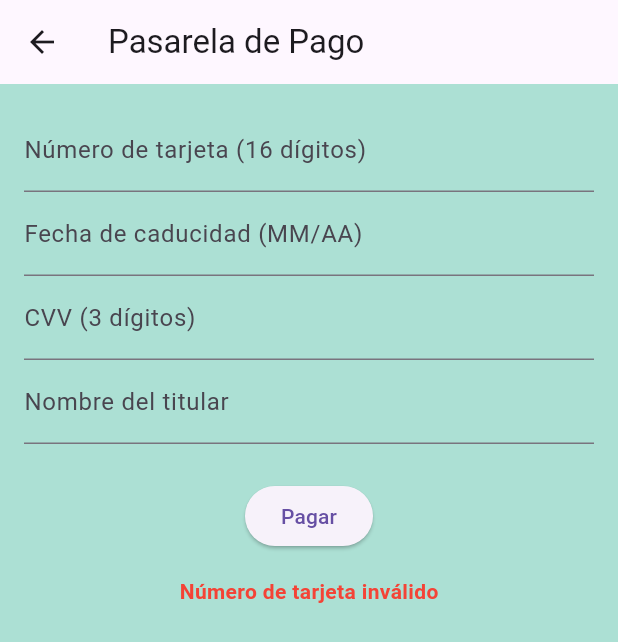
After one commit to juanjogarcia14/ActiveBlendd, a Flutter app: the PantallaPagoScreen screen opened directly, after a tap on "Pagar", on a phone screen of 412 x 824 dp. The commit adds this screen. Shown: the top 642 px of the screen. Run offline on Flutter 3.47's test engine with Material 3 defaults, Android fonts, the phone set to English and light mode, and no system bars; our stand-ins replace cloud_firestore, firebase_auth, firebase_core, google_sign_in; accounts and stored records are empty.

Commit message:
Añadida pantalla de pago con tarjeta de crédito

```diff
--- /dev/null
+++ b/lib/screen/PantallaPagoScreen.dart
@@ -0,0 +1,84 @@
+import 'package:flutter/material.dart';
+
+class PantallaPagoScreen extends StatefulWidget {
+  @override
+  _PantallaPagoScreenState createState() => _PantallaPagoScreenState();
+}
+
+class _PantallaPagoScreenState extends State<PantallaPagoScreen> {
+  final cardNumberController = TextEditingController();
+  final expiryController = TextEditingController();
+  final cvvController = TextEditingController();
+  final nameController = TextEditingController();
+
+  String message = '';
+
+  void validateCard() {
+    final card = cardNumberController.text.trim();
+    final expiry = expiryController.text.trim();
+    final cvv = cvvController.text.trim();
+    final name = nameController.text.trim();
+
+    if (card.length != 16 || !RegExp(r'^\d{16}$').hasMatch(card)) {
+      setState(() => message = 'Número de tarjeta inválido');
+      return;
+    }
+    if (!RegExp(r'^(0[1-9]|1[0-2])/\d{2}$').hasMatch(expiry)) {
+      setState(() => message = 'Fecha de caducidad inválida');
+      return;
+    }
+    if (cvv.length != 3 || !RegExp(r'^\d{3}$').hasMatch(cvv)) {
+      setState(() => message = 'CVV inválido');
+      return;
+    }
+    if (name.isEmpty) {
+      setState(() => message = 'Introduce el nombre del titular');
+      return;
+    }
+
+    setState(() => message = '¡Pago procesado con éxito!');
+  }
+
+  @override
+  Widget build(BuildContext context) {
+    return Scaffold(
+      appBar: AppBar(title: Text('Pasarela de Pago')),
+      body: Padding(
+        padding: const EdgeInsets.all(16.0),
+        child: SingleChildScrollView(
+          child: Column(
+            children: [
+              TextField(
+                controller: cardNumberController,
+                keyboardType: TextInputType.number,
+                decoration: InputDecoration(labelText: 'Número de tarjeta (16 dígitos)'),
+              ),
+              TextField(
+                controller: expiryController,
+                keyboardType: TextInputType.datetime,
+                decoration: InputDecoration(labelText: 'Fecha de caducidad (MM/AA)'),
+              ),
+              TextField(
+                controller: cvvController,
+                keyboardType: TextInputType.number,
+                obscureText: true,
+                decoration: InputDecoration(labelText: 'CVV (3 dígitos)'),
+              ),
+              TextField(
+                controller: nameController,
+                decoration: InputDecoration(labelText: 'Nombre del titular'),
+              ),
+              SizedBox(height: 24),
+              ElevatedButton(
+                onPressed: validateCard,
+                child: Text('Pagar'),
+              ),
+              SizedBox(height: 16),
+              Text(message, style: TextStyle(color: Colors.red, fontWeight: FontWeight.bold)),
+            ],
+          ),
+        ),
+      ),
+    );
+  }
+}
--- a/lib/screen/carrito_screen.dart
+++ b/lib/screen/carrito_screen.dart
@@ -1,6 +1,8 @@
 import 'package:flutter/material.dart';
 import 'package:provider/provider.dart';
+import 'PantallaPagoScreen.dart';
 import 'product_provider.dart';
+
 
 class CarritoScreen extends StatefulWidget {
   @override
@@ -146,23 +148,9 @@ class _CarritoScreenState extends State<CarritoScreen> {
                   SizedBox(height: 10),
                   ElevatedButton.icon(
                     onPressed: () {
-                      showDialog(
-                        context: context,
-                        builder: (context) => AlertDialog(
-                          title: Text('¡Gracias por tu compra!'),
-                          content: Text(
-                              'Tu pedido ha sido procesado correctamente.'),
-                          actions: [
-                            TextButton(
-                              onPressed: () {
-                                cart.clear();
-                                Navigator.pop(context);
-                                Navigator.pop(context);
-                              },
-                              child: Text('Cerrar'),
-                            ),
-                          ],
-                        ),
+                      Navigator.push(
+                        context,
+                        MaterialPageRoute(builder: (context) => PantallaPagoScreen()),
                       );
                     },
                     icon: Icon(Icons.shopping_bag, color: Colors.white),
--- a/lib/screen/login.dart
+++ b/lib/screen/login.dart
@@ -118,7 +118,7 @@ class _LoginScreenState extends State<LoginScreen> {
               ),
               SizedBox(height: 20),
               Text(
-                isLogin ? 'Bienvenido a ActiveBlen' : 'Crea tu cuenta',
+                isLogin ? 'Bienvenido a ActiveBlend' : 'Crea tu cuenta',
                 style: TextStyle(
                   fontSize: 22,
                   fontWeight: FontWeight.bold,
```
